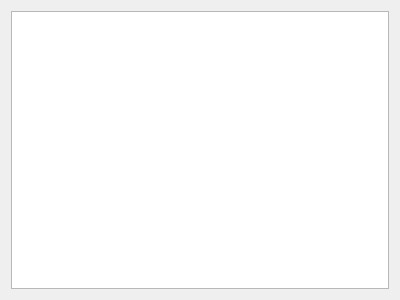
Before: the Qt Designer form src/mainwindow.ui in wisaly/taikosanro, drawn with Qt 5.
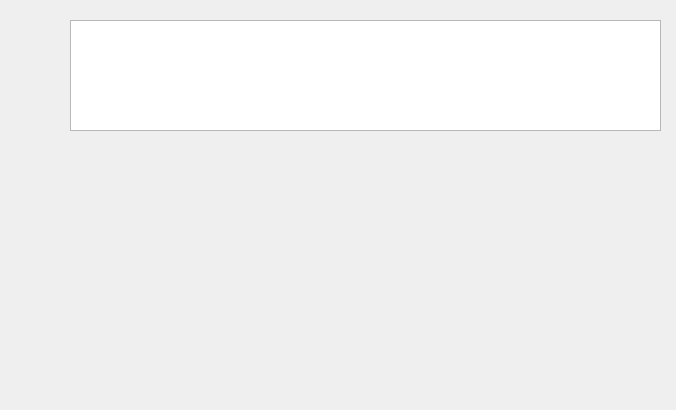
After: the same form once the commit is applied.

The edit to the form file:
```diff
--- a/src/mainwindow.ui
+++ b/src/mainwindow.ui
@@ -6,18 +6,23 @@
    <rect>
     <x>0</x>
     <y>0</y>
-    <width>400</width>
-    <height>300</height>
+    <width>676</width>
+    <height>410</height>
    </rect>
   </property>
   <property name="windowTitle">
    <string>MainWindow</string>
   </property>
-  <layout class="QGridLayout" name="gridLayout">
-   <item row="0" column="0">
-    <widget class="QGraphicsView" name="graphicsView"/>
-   </item>
-  </layout>
+  <widget class="QGraphicsView" name="graphicsView">
+   <property name="geometry">
+    <rect>
+     <x>70</x>
+     <y>20</y>
+     <width>591</width>
+     <height>111</height>
+    </rect>
+   </property>
+  </widget>
  </widget>
  <layoutdefault spacing="6" margin="11"/>
  <resources/>
```
